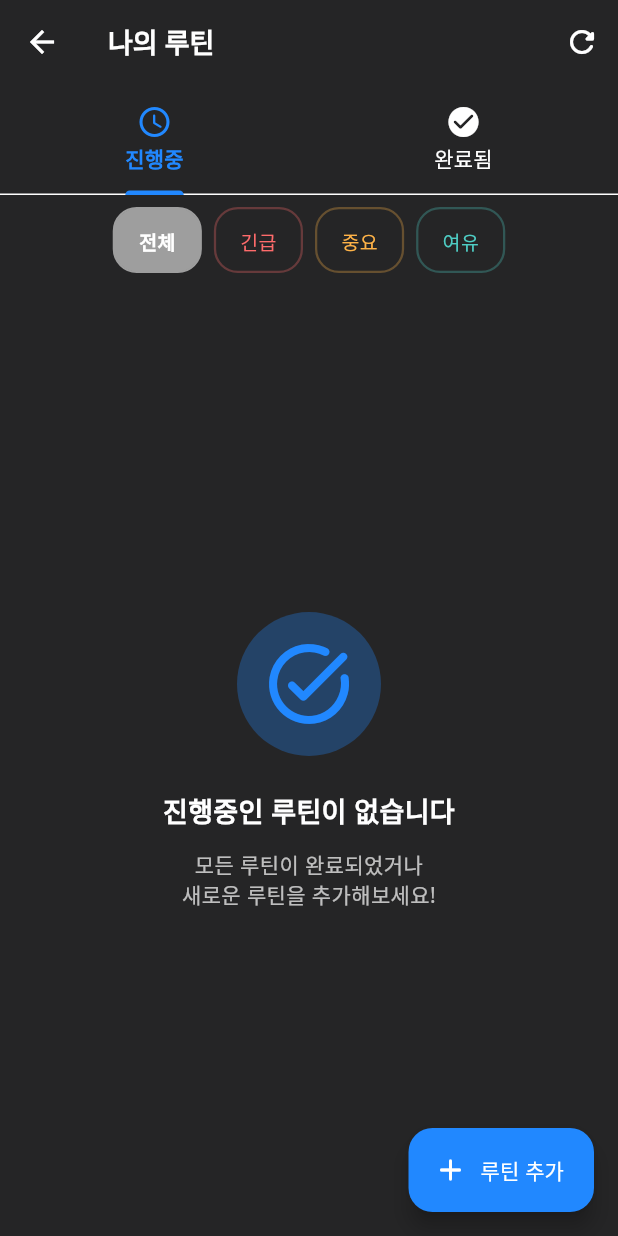
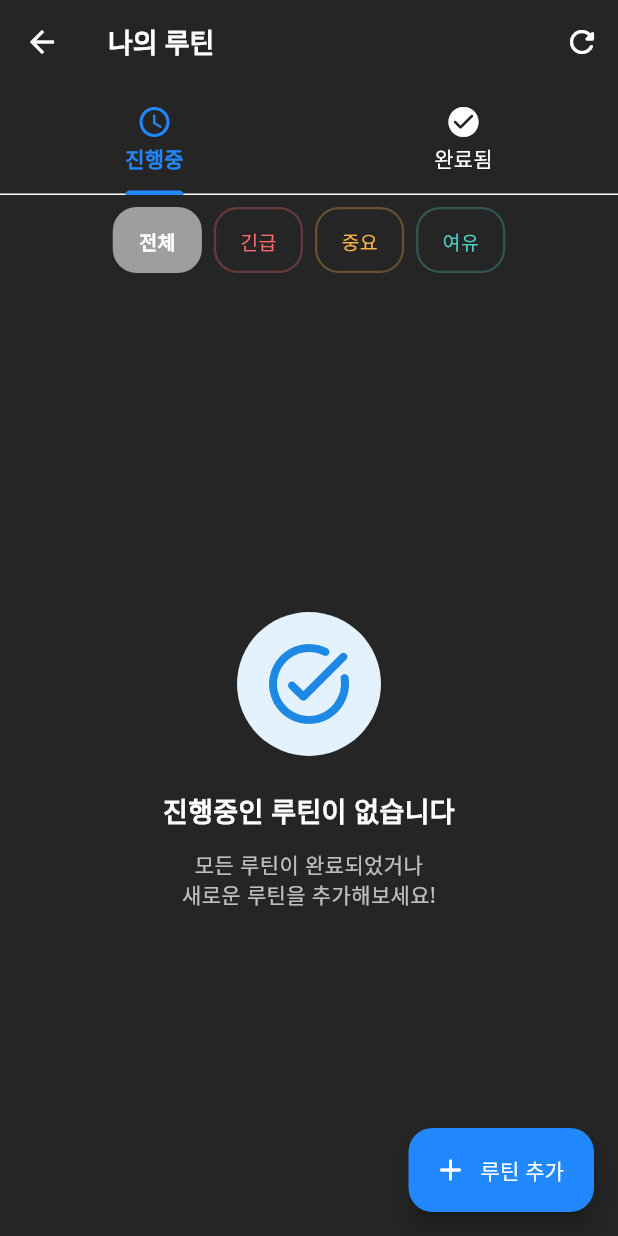
Before and after one commit to gyhcom/devroutine, a Flutter app: the RoutineListScreen screen opened by its route, on a phone screen of 412 x 824 dp. Run offline on Flutter 3.47's test engine with Material 3 defaults, Android fonts, the phone set to English and light mode, and no system bars; our stand-ins replace another_flushbar, auto_route, flutter_riverpod, freezed_annotation, google_fonts, google_mobile_ads and 5 more; accounts and stored records are empty; generated files the repository leaves out were written again; network calls fail.

Commit message:
feat: 빈 상태 UI 개선 및 클릭 기능 추가
- 썸머리 카드 빈 상태 클릭 시 루틴 추가 화면으로 이동
- 대시보드 빈 상태 클릭 시 루틴 추가 화면으로 이동
- 루틴 리스트 빈 상태 클릭 시 루틴 추가 화면으로 이동
- 각 상태별 구분되는 아이콘 색상 적용
  - 초기 상태: 회색 계열
  - 진행중 루틴: 파란색 계열 + 우선순위별 색상
  - 완료된 루틴: 히스토리 필터별 색상 (파랑/주황/보라/초록)
- 사용자 경험 개선: 직관적인 루틴 추가 접근성

```diff
--- a/lib/features/routine/presentation/screens/routine_list_screen.dart
+++ b/lib/features/routine/presentation/screens/routine_list_screen.dart
@@ -413,6 +413,11 @@ class _RoutineListScreenState extends ConsumerState<RoutineListScreen>
       title: '루틴을 시작해보세요!',
       subtitle: '일상을 더 체계적으로 관리할 수 있도록\n첫 번째 루틴을 추가해보세요.',
       actionText: '루틴 추가하기',
+      iconColor: Colors.grey.shade600,
+      containerColor: Colors.grey.shade100,
+      onTap: () {
+        context.router.push(RoutineFormRoute());
+      },
     );
   }
 
@@ -484,8 +489,16 @@ class _RoutineListScreenState extends ConsumerState<RoutineListScreen>
     required String title,
     required String subtitle,
     String? actionText,
+    Color? iconColor,
+    Color? containerColor,
+    VoidCallback? onTap,
   }) {
-    return Center(
+    final defaultColor = Theme.of(context).colorScheme.primary;
+    final finalIconColor = iconColor ?? defaultColor;
+    final finalContainerColor = containerColor ??
+        Theme.of(context).colorScheme.primaryContainer.withValues(alpha: 0.3);
+
+    Widget content = Center(
       child: Padding(
         padding: const EdgeInsets.all(24),
         child: Column(
@@ -495,16 +508,13 @@ class _RoutineListScreenState extends ConsumerState<RoutineListScreen>
               width: 96,
               height: 96,
               decoration: BoxDecoration(
-                color: Theme.of(context)
-                    .colorScheme
-                    .primaryContainer
-                    .withValues(alpha: 0.3),
+                color: finalContainerColor,
                 borderRadius: BorderRadius.circular(48),
               ),
               child: Icon(
                 icon,
                 size: RoutineListScreenConstants.emptyStateIconSize,
-                color: Theme.of(context).colorScheme.primary,
+                color: finalIconColor,
               ),
             ),
             const SizedBox(height: 24),
@@ -523,6 +533,15 @@ class _RoutineListScreenState extends ConsumerState<RoutineListScreen>
         ),
       ),
     );
+
+    if (onTap != null) {
+      return GestureDetector(
+        onTap: onTap,
+        child: content,
+      );
+    }
+
+    return content;
   }
 
   Widget _buildActiveRoutineList(
@@ -544,6 +563,20 @@ class _RoutineListScreenState extends ConsumerState<RoutineListScreen>
     activeRoutines.sort((a, b) => a.priority.index.compareTo(b.priority.index));
 
     if (activeRoutines.isEmpty) {
+      Color iconColor;
+      Color containerColor;
+
+      if (selectedPriority != null) {
+        // 우선순위별 색상 사용
+        iconColor = getPriorityBorderColor(selectedPriority!);
+        containerColor =
+            getPriorityBorderColor(selectedPriority!).withValues(alpha: 0.1);
+      } else {
+        // 기본 파란색 계열 사용
+        iconColor = Colors.blue.shade600;
+        containerColor = Colors.blue.shade50;
+      }
+
       return _buildEmptyStateContent(
         context,
         icon: selectedPriority == null
@@ -555,6 +588,11 @@ class _RoutineListScreenState extends ConsumerState<RoutineListScreen>
         subtitle: selectedPriority == null
             ? '모든 루틴이 완료되었거나\n새로운 루틴을 추가해보세요!'
             : '다른 우선순위를 확인해보거나\n새로운 루틴을 추가해보세요!',
+        iconColor: iconColor,
+        containerColor: containerColor,
+        onTap: () {
+          context.router.push(RoutineFormRoute());
+        },
       );
     }
 
@@ -636,23 +674,33 @@ class _RoutineListScreenState extends ConsumerState<RoutineListScreen>
     if (completedRoutines.isEmpty) {
       String title;
       String subtitle;
+      Color iconColor;
+      Color containerColor;
 
       switch (selectedHistoryFilter) {
         case CompletionHistoryFilter.today:
           title = '오늘 완료된 루틴이 없습니다';
           subtitle = '루틴을 완료하면 여기에 표시됩니다!';
+          iconColor = Colors.blue.shade600;
+          containerColor = Colors.blue.shade50;
           break;
         case CompletionHistoryFilter.yesterday:
           title = '어제 완료된 루틴이 없습니다';
           subtitle = '어제는 루틴을 완료하지 않았습니다.';
+          iconColor = Colors.orange.shade600;
+          containerColor = Colors.orange.shade50;
           break;
         case CompletionHistoryFilter.thisWeek:
           title = '이번 주 완료된 루틴이 없습니다';
           subtitle = '이번 주에 완료된 루틴이 없습니다.';
+          iconColor = Colors.purple.shade600;
+          containerColor = Colors.purple.shade50;
           break;
         case CompletionHistoryFilter.thisMonth:
           title = '이번 달 완료된 루틴이 없습니다';
           subtitle = '이번 달에 완료된 루틴이 없습니다.';
+          iconColor = Colors.green.shade600;
+          containerColor = Colors.green.shade50;
           break;
       }
 
@@ -661,6 +709,11 @@ class _RoutineListScreenState extends ConsumerState<RoutineListScreen>
         icon: Icons.history_rounded,
         title: title,
         subtitle: subtitle,
+        iconColor: iconColor,
+        containerColor: containerColor,
+        onTap: () {
+          context.router.push(RoutineFormRoute());
+        },
       );
     }
 
```
Also changed, not shown: lib/features/routine/presentation/screens/dashboard_screen.dart (+9 -1 lines), lib/features/routine/presentation/widgets/today_summary_card.dart (+11 -4 lines).
